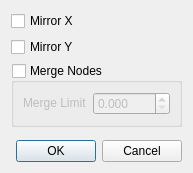
The window that data/plugins/mirror/dialog.ui (mbasaglia/Knotter) describes before a commit, drawn with Qt 5.
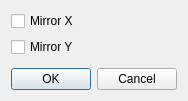
The same window after the commit.

```diff
--- a/data/plugins/mirror/dialog.ui
+++ b/data/plugins/mirror/dialog.ui
@@ -7,7 +7,7 @@
     <x>0</x>
     <y>0</y>
     <width>184</width>
-    <height>173</height>
+    <height>101</height>
    </rect>
   </property>
   <property name="windowTitle">
@@ -28,44 +28,6 @@
      </property>
     </widget>
    </item>
-   <item>
-    <widget class="QGroupBox" name="check_merge_nodes">
-     <property name="title">
-      <string>Merge Nodes</string>
-     </property>
-     <property name="checkable">
-      <bool>true</bool>
-     </property>
-     <property name="checked">
-      <bool>false</bool>
-     </property>
-     <layout class="QHBoxLayout" name="horizontalLayout">
-      <item>
-       <widget class="QLabel" name="label">
-        <property name="sizePolicy">
-         <sizepolicy hsizetype="Fixed" vsizetype="Fixed">
-          <horstretch>0</horstretch>
-          <verstretch>0</verstretch>
-         </sizepolicy>
-        </property>
-        <property name="text">
-         <string>Merge Limit</string>
-        </property>
-       </widget>
-      </item>
-      <item>
-       <widget class="QDoubleSpinBox" name="spin_merge_limit">
-        <property name="decimals">
-         <number>3</number>
-        </property>
-        <property name="maximum">
-         <double>1024.000000000000000</double>
-        </property>
-       </widget>
-      </item>
-     </layout>
-    </widget>
-   </item>
    <item>
     <spacer name="verticalSpacer">
      <property name="orientation">
```
